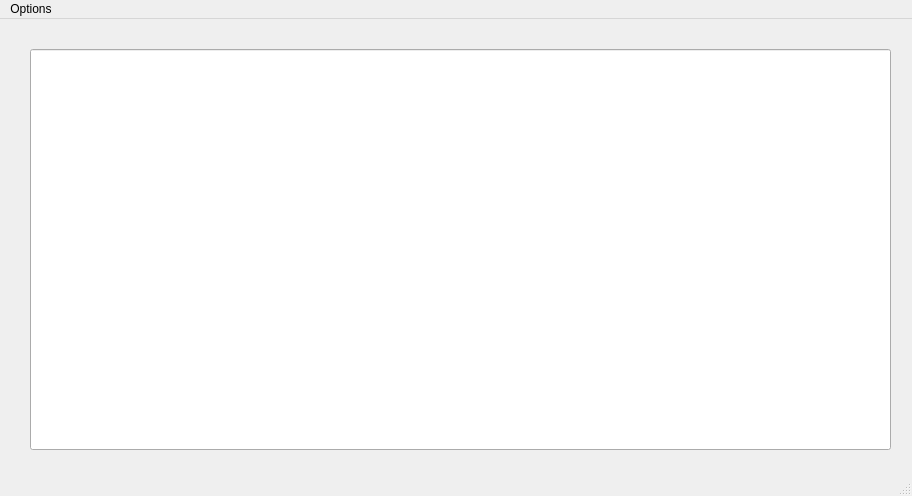
dshin21/DumbTerminal, file application.ui: the form before one commit.
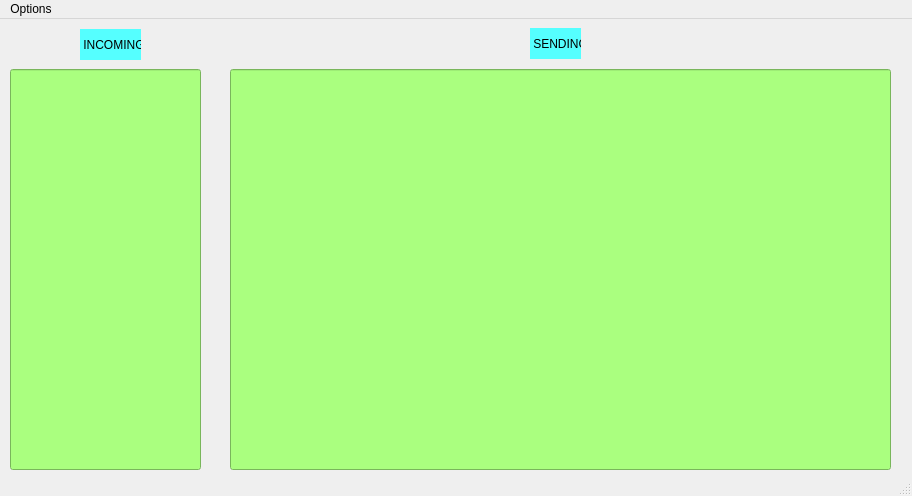
The form after the commit.

Commit message: splitted incoming and sending + colors

Patch:
```diff
--- a/application.ui
+++ b/application.ui
@@ -13,19 +13,28 @@
   <property name="windowTitle">
    <string>Application</string>
   </property>
+  <property name="styleSheet">
+   <string notr="true"/>
+  </property>
   <widget class="QWidget" name="centralWidget">
    <widget class="QLineEdit" name="console">
     <property name="geometry">
      <rect>
-      <x>30</x>
-      <y>30</y>
-      <width>861</width>
+      <x>230</x>
+      <y>50</y>
+      <width>661</width>
       <height>401</height>
      </rect>
     </property>
     <property name="layoutDirection">
      <enum>Qt::LeftToRight</enum>
     </property>
+    <property name="styleSheet">
+     <string notr="true">background-color: rgb(170, 255, 127);</string>
+    </property>
+    <property name="inputMethodHints">
+     <set>Qt::ImhNone</set>
+    </property>
     <property name="echoMode">
      <enum>QLineEdit::Normal</enum>
     </property>
@@ -33,6 +42,55 @@
      <set>Qt::AlignLeading|Qt::AlignLeft|Qt::AlignTop</set>
     </property>
    </widget>
+   <widget class="QLineEdit" name="incomingConsole">
+    <property name="geometry">
+     <rect>
+      <x>10</x>
+      <y>50</y>
+      <width>191</width>
+      <height>401</height>
+     </rect>
+    </property>
+    <property name="styleSheet">
+     <string notr="true">background-color: rgb(170, 255, 127);</string>
+    </property>
+    <property name="alignment">
+     <set>Qt::AlignLeading|Qt::AlignLeft|Qt::AlignTop</set>
+    </property>
+   </widget>
+   <widget class="QLabel" name="label">
+    <property name="geometry">
+     <rect>
+      <x>80</x>
+      <y>10</y>
+      <width>61</width>
+      <height>31</height>
+     </rect>
+    </property>
+    <property name="styleSheet">
+     <string notr="true">
+background-color: rgb(85, 255, 255);</string>
+    </property>
+    <property name="text">
+     <string> INCOMING </string>
+    </property>
+   </widget>
+   <widget class="QLabel" name="label_2">
+    <property name="geometry">
+     <rect>
+      <x>530</x>
+      <y>9</y>
+      <width>51</width>
+      <height>31</height>
+     </rect>
+    </property>
+    <property name="styleSheet">
+     <string notr="true">background-color: rgb(85, 255, 255);</string>
+    </property>
+    <property name="text">
+     <string> SENDING</string>
+    </property>
+   </widget>
   </widget>
   <widget class="QMenuBar" name="menuBar">
    <property name="geometry">
```
The commit also changes 1 other file.
